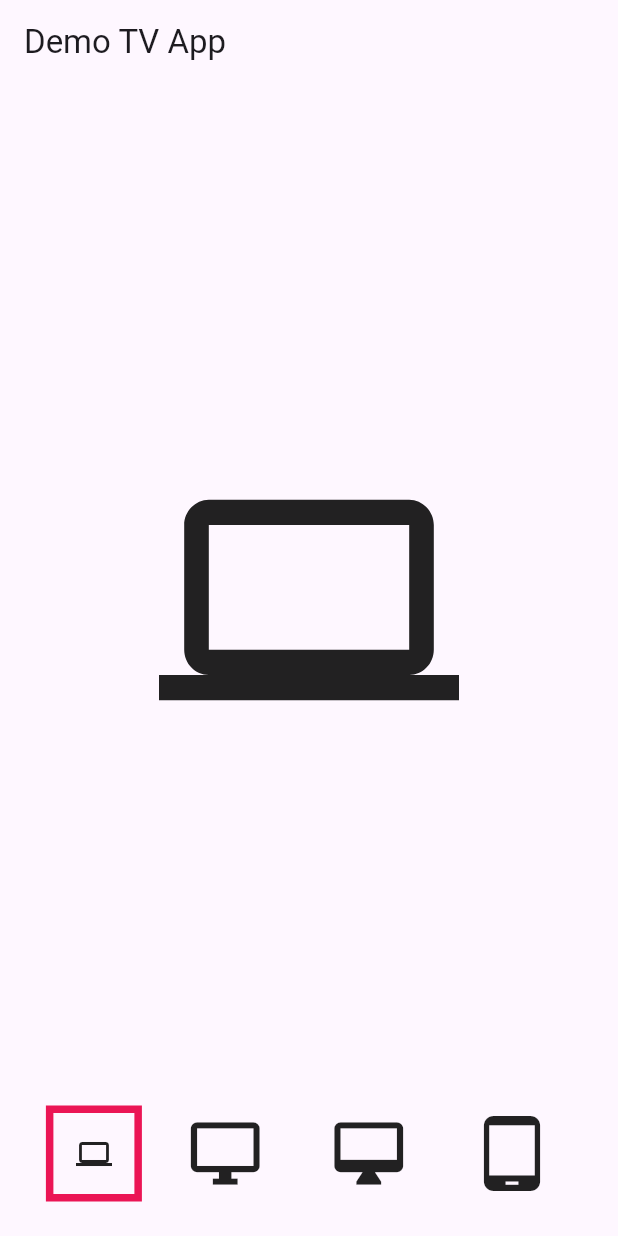
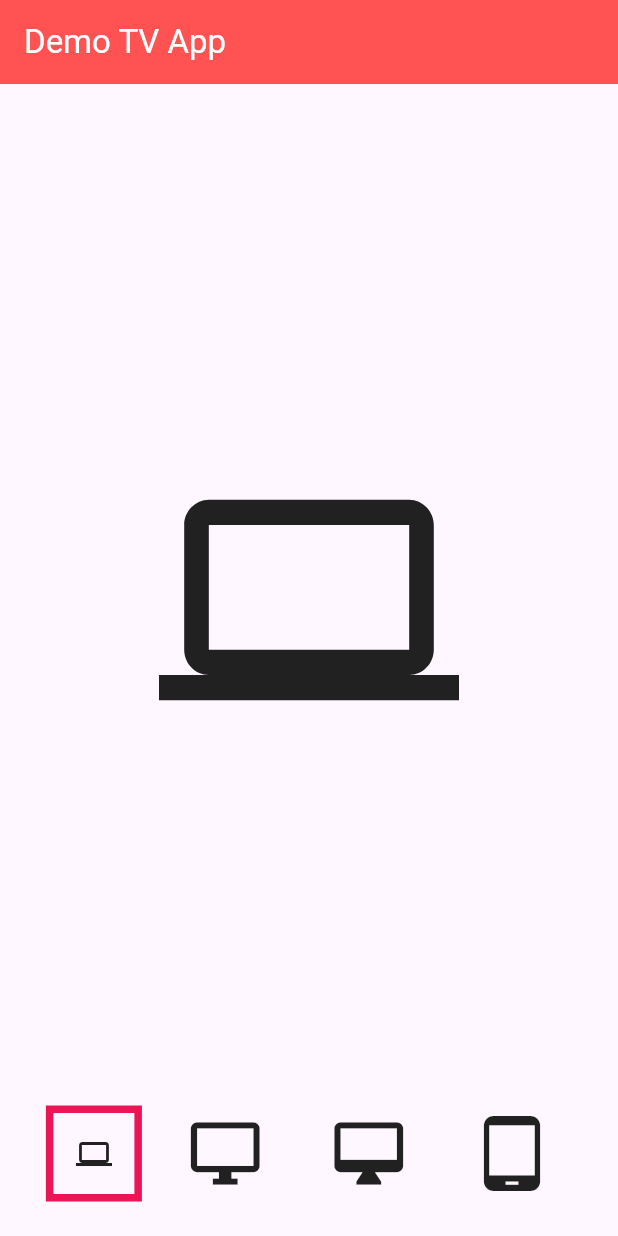
Before and after one commit to Cizal19/demo_TV_app, a Flutter app: the screen it shows after launch, on a phone screen of 412 x 824 dp. Run offline on Flutter 3.47's test engine with Material 3 defaults, Android fonts, the phone set to English and light mode, and no system bars.

Commit message:
made changes

```diff
--- a/lib/main.dart
+++ b/lib/main.dart
@@ -68,7 +68,11 @@ class _MyHomePageState extends State<MyHomePage> {
     }
     return Scaffold(
       appBar: AppBar(
-        title: Text(widget.title),
+        title: Text(
+          widget.title,
+          style: TextStyle(color: Colors.white),
+        ),
+        backgroundColor: Colors.redAccent,
       ),
       body: Padding(
         padding: const EdgeInsets.all(15.0),
```
